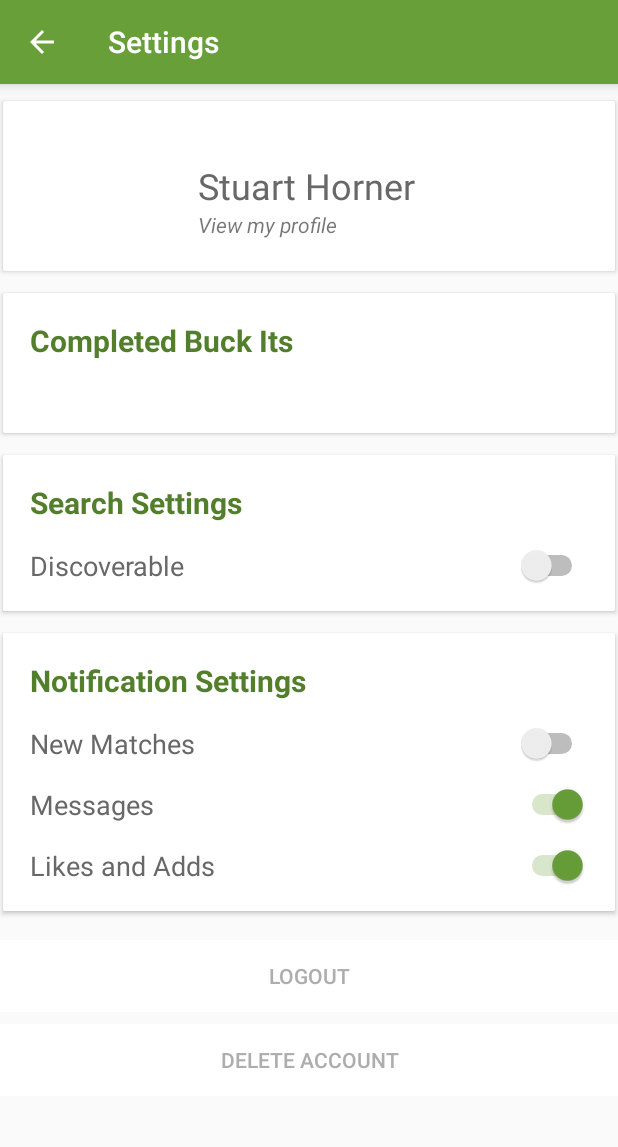
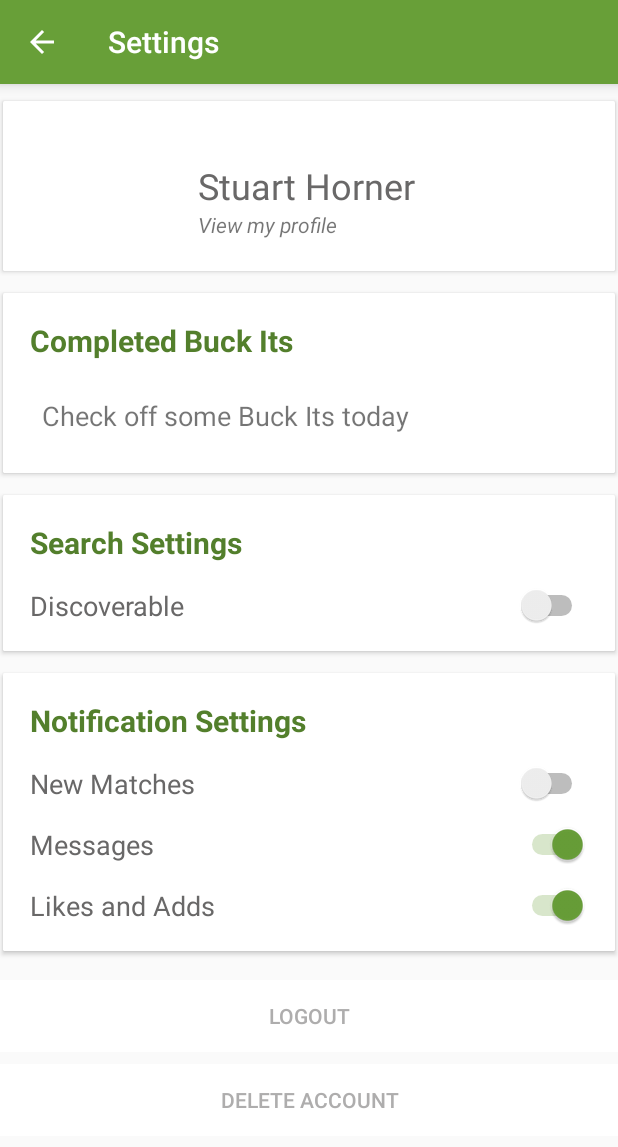
Before and after one commit to shorner5/Buck-It, an Android app: the screen it shows after launch once a user with an empty profile is signed in (SettingsActivity), after a tap on "PROFILE", on a phone screen of 412 x 824 dp. Shown: the top 1147 px of the screen. Run offline under Robolectric (Android 15) with nearby library versions, the phone set to English and light mode, and no system bars; our stand-ins replace Firebase (no records; nobody signed in at launch, a user with empty details on screens opened directly); libraries missing offline, so code that uses them is left out: com.firebase.geofire; 3 statements that could not run were skipped.

Commit message:
Refactored buckits, added functional completed list

```diff
--- a/app/src/main/java/stuhorner/com/buckit/RVAdapter.java
+++ b/app/src/main/java/stuhorner/com/buckit/RVAdapter.java
@@ -15,10 +15,12 @@ import android.widget.CompoundButton;
 import android.widget.TextView;
 
 import java.util.ArrayList;
+import java.util.LinkedList;
 import java.util.List;
 
 public class RVAdapter extends RecyclerView.Adapter<RVAdapter.ItemsViewHolder>{
-    private List<String> bucket_items = new ArrayList<>();
+    private List<String> bucket_items = new LinkedList<>();
+    private boolean completed;
     private FragmentManager fm;
     public static class ItemsViewHolder extends RecyclerView.ViewHolder{
         TextView itemName;
@@ -31,9 +33,10 @@ public class RVAdapter extends RecyclerView.Adapter<RVAdapter.ItemsViewHolder>{
         }
     }
 
-    RVAdapter(FragmentManager fm, ArrayList<String> bucket_items) {
+    RVAdapter(FragmentManager fm, LinkedList<String> bucket_items, boolean completed) {
         this.bucket_items = bucket_items;
         this.fm = fm;
+        this.completed = completed;
     }
 
 
@@ -50,11 +53,14 @@ public class RVAdapter extends RecyclerView.Adapter<RVAdapter.ItemsViewHolder>{
     @Override
     public void onBindViewHolder(final ItemsViewHolder itemViewHolder, final int i) {
         itemViewHolder.itemName.setText(bucket_items.get(i));
+        if (completed) {
+            itemViewHolder.checkBox.setChecked(true);
+        }
         itemViewHolder.checkBox.setOnCheckedChangeListener(new CompoundButton.OnCheckedChangeListener() {
             @Override
-            public void onCheckedChanged(CompoundButton compoundButton, boolean b) {
-                Checked check = Checked.newInstance(bucket_items.get(i), i);
-                check.show(fm,"hello");
+            public void onCheckedChanged(CompoundButton compoundButton, boolean checked) {
+                Checked check = Checked.newInstance(bucket_items.get(i), checked);
+                check.show(fm, "hello");
             }
         });
 
--- a/app/src/main/java/stuhorner/com/buckit/SettingsActivity.java
+++ b/app/src/main/java/stuhorner/com/buckit/SettingsActivity.java
@@ -4,20 +4,26 @@ import android.content.Intent;
 import android.content.SharedPreferences;
 import android.os.Bundle;
 import android.support.v7.app.AppCompatActivity;
+import android.support.v7.widget.LinearLayoutManager;
+import android.support.v7.widget.RecyclerView;
 import android.support.v7.widget.Toolbar;
 import android.util.Log;
 import android.view.View;
 import android.widget.Button;
 import android.widget.CompoundButton;
 import android.widget.Switch;
+import android.widget.TextView;
 
 import com.google.firebase.auth.FirebaseAuth;
 import com.google.firebase.auth.FirebaseUser;
+import com.google.firebase.database.ChildEventListener;
 import com.google.firebase.database.DataSnapshot;
 import com.google.firebase.database.DatabaseError;
 import com.google.firebase.database.DatabaseReference;
 import com.google.firebase.database.FirebaseDatabase;
 import com.google.firebase.database.ValueEventListener;
+
+import java.util.LinkedList;
 
 public class SettingsActivity extends AppCompatActivity {
     //Firebase references
@@ -32,6 +38,7 @@ public class SettingsActivity extends AppCompatActivity {
         setContentView(R.layout.settings);
         initToolbar();
         initSearchSettings();
+        initCompletedBuckits();
 
         Button logOut = (Button) findViewById(R.id.setting_logout);
         if (logOut != null) {
@@ -57,7 +64,7 @@ public class SettingsActivity extends AppCompatActivity {
             discoverable.setOnCheckedChangeListener(new CompoundButton.OnCheckedChangeListener() {
                 @Override
                 public void onCheckedChanged(CompoundButton buttonView, boolean isChecked) {
-                    if (pref.getBoolean("profile_created", false) || !isChecked) {
+                    if (pref.getBoolean("profile_created", false)) {
                         editor.putBoolean("discoverable", isChecked);
                         editor.apply();
                         userRef.child("discoverable").setValue((isChecked) ? "1" : "0");
@@ -90,12 +97,68 @@ public class SettingsActivity extends AppCompatActivity {
     }
 
     private void setDiscoverable() {
-        final SharedPreferences.Editor editor = getSharedPreferences("data", MODE_PRIVATE).edit();
         final Switch discoverable = (Switch) findViewById(R.id.settings_discoverable);
         if (discoverable != null) discoverable.setChecked(true);
-        editor.putBoolean("discoverable", true);
-        editor.apply();
-        userRef.child("discoverable").setValue("1");
-        userRef.child("profile_created").setValue("1");
+    }
+
+    private void initCompletedBuckits() {
+        RecyclerView completedList = (RecyclerView) findViewById(R.id.settings_completed_list);
+        LinearLayoutManager layoutManager = new LinearLayoutManager(this);
+        final LinkedList<String> bucket_items = new LinkedList<>();
+        final RVAdapter adapter= new RVAdapter(getSupportFragmentManager(), bucket_items, true);
+        if (completedList != null) {
+            completedList.setLayoutManager(layoutManager);
+            completedList.setAdapter(adapter);
+        }
+        userRef.child("completed").addChildEventListener(new ChildEventListener() {
+            @Override
+            public void onChildAdded(DataSnapshot dataSnapshot, String s) {
+                    bucket_items.add(dataSnapshot.getKey());
+                    adapter.notifyDataSetChanged();
+            }
+
+            @Override
+            public void onChildChanged(DataSnapshot dataSnapshot, String s) {
+
+            }
+
+            @Override
+            public void onChildRemoved(DataSnapshot dataSnapshot) {
+                bucket_items.remove(dataSnapshot.getKey());
+                adapter.notifyDataSetChanged();
+                if (bucket_items.isEmpty()) {
+                    TextView textView = (TextView) findViewById(R.id.no_data_completed);
+                    if (textView != null) {
+                        textView.setVisibility(View.VISIBLE);
+                    }
+                }
+            }
+
+            @Override
+            public void onChildMoved(DataSnapshot dataSnapshot, String s) {
+
+            }
+
+            @Override
+            public void onCancelled(DatabaseError databaseError) {
+
+            }
+        });
+        userRef.child("completed").addListenerForSingleValueEvent(new ValueEventListener() {
+            @Override
+            public void onDataChange(DataSnapshot dataSnapshot) {
+                if (bucket_items.isEmpty()) {
+                    TextView textView = (TextView) findViewById(R.id.no_data_completed);
+                    if (textView != null) {
+                        textView.setVisibility(View.VISIBLE);
+                    }
+                }
+            }
+
+            @Override
+            public void onCancelled(DatabaseError databaseError) {
+
+            }
+        });
     }
 }
--- a/app/src/main/java/stuhorner/com/buckit/createProfileActivity.java
+++ b/app/src/main/java/stuhorner/com/buckit/createProfileActivity.java
@@ -279,10 +279,12 @@ public class CreateProfileActivity extends AppCompatActivity {
         if (requestCode == GALLERY_REQUEST && resultCode == Activity.RESULT_OK) {
             //upload image
             Uri selectedImage = data.getData();
-            BitmapUploadTask task = new BitmapUploadTask(getPathFromURI(selectedImage), "users/" + mUser.getUid() + "profilePicture");
+            BitmapUploadTask task = new BitmapUploadTask(getPathFromURI(selectedImage), "users/" + mUser.getUid() + "/profilePicture");
             task.execute();
 
             //save the result
+            userRef.child("discoverable").setValue("1");
+            userRef.child("profile_created").setValue("1");
             SharedPreferences.Editor editor = getSharedPreferences("data", MODE_PRIVATE).edit();
             editor.putBoolean("profile_created", true);
             editor.apply();
--- a/app/src/main/res/layout/settings.xml
+++ b/app/src/main/res/layout/settings.xml
@@ -85,33 +85,37 @@
             card_view:cardBackgroundColor="@android:color/white"
             card_view:contentPadding="10dp">
 
-            <RelativeLayout
+            <LinearLayout
                 android:layout_width="match_parent"
+                android:orientation="vertical"
                 android:layout_height="match_parent">
 
                 <TextView
-                    android:layout_width="wrap_content"
+                    android:layout_width="match_parent"
                     android:layout_height="wrap_content"
                     android:textAppearance="?android:attr/textAppearanceMedium"
                     android:text="Completed Buck Its"
-                    android:layout_alignParentTop="true"
-                    android:layout_alignParentLeft="true"
-                    android:layout_alignParentStart="true"
                     android:textStyle="bold"
                     android:padding="8dp"
                     android:textColor="@color/accent_color_dark"
-                    android:id="@+id/profile_comp"
                     android:textSize="20sp" />
 
-                <ExpandableListView
-                    android:layout_width="wrap_content"
+                <TextView
+                    android:id="@+id/no_data_completed"
+                    android:layout_width="match_parent"
                     android:layout_height="wrap_content"
-                    android:id="@+id/profile_expandableListView"
-                    android:layout_below="@id/profile_comp"
-                    android:layout_alignParentRight="true"
-                    android:layout_alignParentEnd="true"
-                    android:visibility="gone" />
-            </RelativeLayout>
+                    android:text="@string/no_data_completed"
+                    android:layout_margin="16dp"
+                    android:textSize="@dimen/abc_text_size_medium_material"
+                    android:visibility="gone"/>
+
+                <android.support.v7.widget.RecyclerView
+                    android:id="@+id/settings_completed_list"
+                    android:layout_width="match_parent"
+                    android:layout_height="wrap_content"
+                    />
+
+            </LinearLayout>
         </android.support.v7.widget.CardView>
 
         <android.support.v7.widget.CardView
--- a/app/src/main/res/values/strings.xml
+++ b/app/src/main/res/values/strings.xml
@@ -53,6 +53,7 @@
     <string name="new_buckit">Create a new Buck It</string>
     <string name="add_new_buckit">Create and add \"<b>%1$s</b>\"</string>
     <string name="repeat"><b>%1$s</b> is already on your Buck It List</string>
+    <string name="no_data_completed">Check off some Buck Its today</string>
 
     <string name="enable_discovery">Enable Discovery</string>
     <string name="next">Next</string>
```
Also changed, not shown: app/src/main/java/stuhorner/com/buckit/BitmapUploadTask.java (+1 -9 lines), app/src/main/java/stuhorner/com/buckit/BuckitList.java (+15 -22 lines), app/src/main/java/stuhorner/com/buckit/Checked.java (+40 -11 lines), app/src/main/java/stuhorner/com/buckit/Inspire.java (+15 -46 lines), app/src/main/java/stuhorner/com/buckit/MainActivity.java (+0 -9 lines), app/src/main/java/stuhorner/com/buckit/MatchActivity.java (+4 -7 lines).
